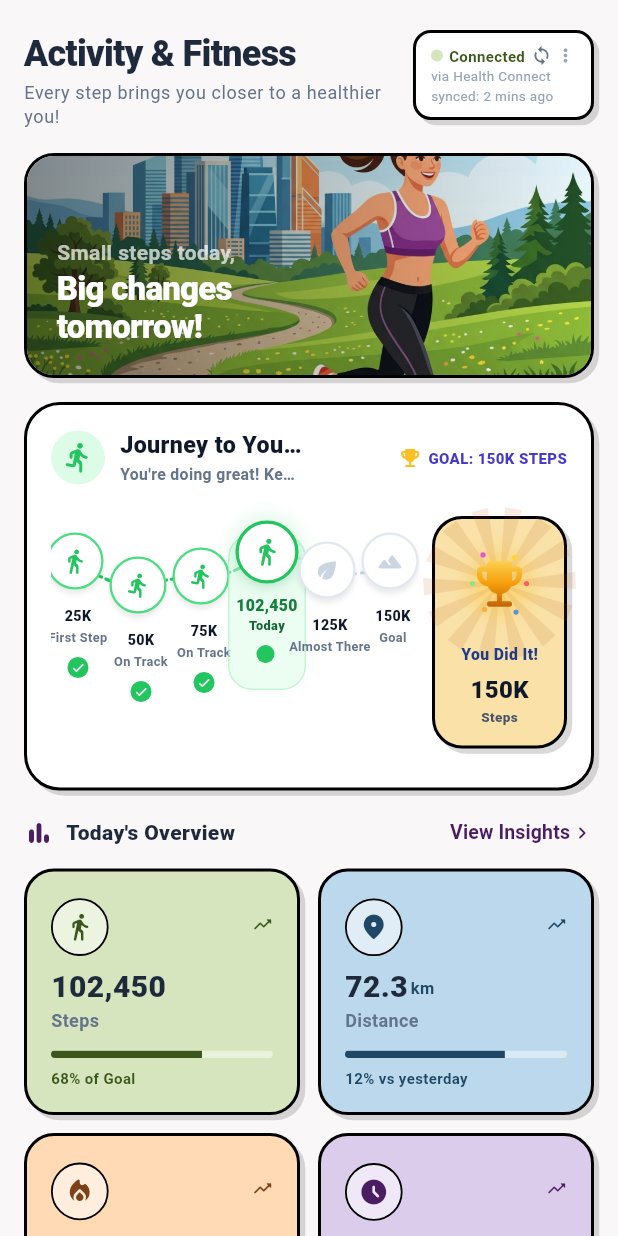
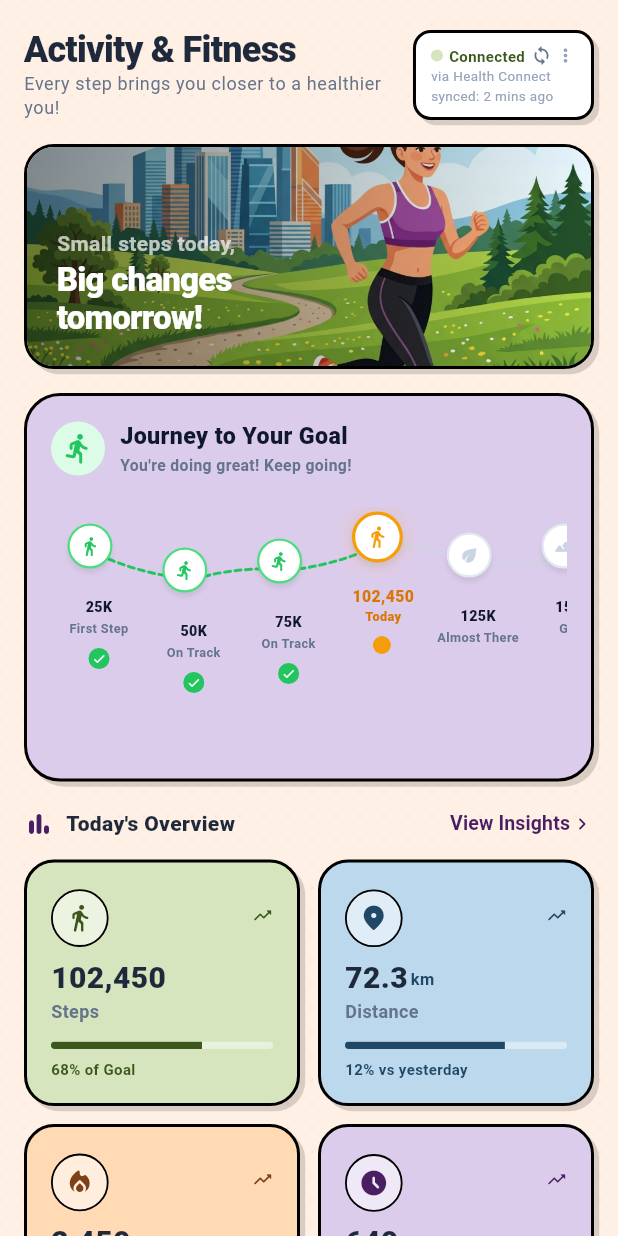
Before and after one commit to KesarPP/DPPHealis, a Flutter app: the ActivityFitnessScreen screen opened directly, on a phone screen of 412 x 824 dp. Run offline on Flutter 3.47's test engine with Material 3 defaults, Android fonts, the phone set to English and light mode, and no system bars; our stand-ins replace font_awesome_flutter, local_auth.

Commit message:
UI Refinements: Added Gelato theme pastels, dotted backgrounds, and golden milestone for the today node

```diff
--- a/lib/screens/activity_fitness_screen.dart
+++ b/lib/screens/activity_fitness_screen.dart
@@ -28,9 +28,16 @@ class _ActivityFitnessScreenState extends State<ActivityFitnessScreen> {
   @override
   Widget build(BuildContext context) {
     return Scaffold(
-      backgroundColor: GelatoTheme.bg,
+      backgroundColor: const Color(0xFFFFF0E5), // very light orange
       body: SafeArea(
-        child: CustomScrollView(
+        child: Stack(
+          children: [
+            Positioned.fill(
+              child: CustomPaint(
+                painter: _DotsPainter(color: Colors.black87.withValues(alpha: 0.04)),
+              ),
+            ),
+            CustomScrollView(
               controller: _scrollController,
               physics: const BouncingScrollPhysics(),
               slivers: [
@@ -171,7 +178,31 @@ class _ActivityFitnessScreenState extends State<ActivityFitnessScreen> {
                 const SliverPadding(padding: EdgeInsets.only(bottom: 96)),
               ],
             ),
+          ],
+        ),
       ),
     );
   }
 }
+
+class _DotsPainter extends CustomPainter {
+  final Color color;
+  const _DotsPainter({required this.color});
+
+  @override
+  void paint(Canvas canvas, Size size) {
+    const double gridSize = 16.0;
+    final dotPaint = Paint()
+      ..color = color
+      ..style = PaintingStyle.fill;
+
+    for (double x = 0; x <= size.width; x += gridSize) {
+      for (double y = 0; y <= size.height; y += gridSize) {
+        canvas.drawCircle(Offset(x, y), 1.0, dotPaint);
+      }
+    }
+  }
+
+  @override
+  bool shouldRepaint(covariant _DotsPainter oldDelegate) => oldDelegate.color != color;
+}
--- a/lib/screens/food_tracking_screen.dart
+++ b/lib/screens/food_tracking_screen.dart
@@ -10,7 +10,7 @@ class FoodTrackingScreen extends StatelessWidget {
   @override
   Widget build(BuildContext context) {
     return Scaffold(
-      backgroundColor: Color.lerp(GelatoTheme.green, Colors.white, 0.85),
+      backgroundColor: const Color(0xFFF2FFF7), // very light green
       body: Stack(
         children: [
           Positioned.fill(
--- a/lib/widgets/activity_header.dart
+++ b/lib/widgets/activity_header.dart
@@ -48,11 +48,13 @@ class _ActivityHeaderState extends State<ActivityHeader>
               children: [
                 Text(
                   'Activity & Fitness',
-                  style: Theme.of(context).textTheme.headlineSmall?.copyWith(
-                        fontWeight: FontWeight.w800,
-                        color: GelatoTheme.textDark,
-                        letterSpacing: -0.5,
-                      ),
+                  style: const TextStyle(
+                    fontSize: 24,
+                    fontWeight: FontWeight.w900,
+                    color: GelatoTheme.textDark,
+                    letterSpacing: -0.5,
+                    height: 1.1,
+                  ),
                 ),
                 const SizedBox(height: 2),
                 Text(
--- a/lib/widgets/goal_journey.dart
+++ b/lib/widgets/goal_journey.dart
@@ -132,7 +132,7 @@ class _GoalJourneyState extends State<GoalJourney>
       margin: const EdgeInsets.symmetric(horizontal: 16),
       padding: const EdgeInsets.all(16),
       decoration: BoxDecoration(
-        color: Colors.white,
+        color: GelatoTheme.purple,
         borderRadius: GelatoTheme.cardRadius,
         border: GelatoTheme.cardBorder,
         boxShadow: GelatoTheme.cardShadow,
@@ -195,44 +195,21 @@ class _GoalJourneyState extends State<GoalJourney>
                   ],
                 ),
               ),
-              const SizedBox(width: 8),
-              Flexible(
-                fit: FlexFit.loose,
-                child: Row(
-                  mainAxisSize: MainAxisSize.min,
-                  children: [
-                    const Icon(
-                      Icons.emoji_events_rounded,
-                      color: Color(0xFFFBBF24),
-                      size: 16,
-                    ),
-                    const SizedBox(width: 4),
-                    const Flexible(
-                      child: Text(
-                        'GOAL: 150K STEPS',
-                        style: TextStyle(
-                          fontSize: 10,
-                          fontWeight: FontWeight.w900,
-                          color: Color(0xFF4338CA), // Purple Indigo
-                        ),
-                        maxLines: 1,
-                        overflow: TextOverflow.ellipsis,
-                      ),
-                    ),
-                  ],
-                ),
-              ),
             ],
           ),
           const SizedBox(height: 20),
 
           // Milestones Path + Trophy Card Row
-          Row(
-            crossAxisAlignment: CrossAxisAlignment.start,
-            children: [
-              // Milestones Path (Left)
-              Expanded(
-                child: AnimatedBuilder(
+          SingleChildScrollView(
+            scrollDirection: Axis.horizontal,
+            physics: const BouncingScrollPhysics(),
+            child: Row(
+              crossAxisAlignment: CrossAxisAlignment.start,
+              children: [
+                // Milestones Path (Left)
+                SizedBox(
+                  width: 380,
+                  child: AnimatedBuilder(
                   animation: Listenable.merge([_progressAnim, _glowAnim]),
                   builder: (context, _) {
                     return SizedBox(
@@ -255,37 +232,20 @@ class _GoalJourneyState extends State<GoalJourney>
                           Positioned.fill(
                             child: LayoutBuilder(
                               builder: (context, constraints) {
-                                final totalWidth = constraints.maxWidth - 36;
+                                final totalWidth = constraints.maxWidth - 64;
                                 final segmentWidth = totalWidth / 5;
 
                                 return Stack(
                                   children: milestones.asMap().entries.map((entry) {
                                     final idx = entry.key;
                                     final m = entry.value;
-                                    final double posX = 18 + idx * segmentWidth;
+                                    final double posX = 32 + idx * segmentWidth;
                                     final double posY = _getYOffset(idx);
                                     final isCompleted = m.isCompleted;
 
                                     return Stack(
                                       children: [
-                                        // Today node background vertical pill highlight
-                                        if (m.isToday)
-                                          Positioned(
-                                            left: posX - 26,
-                                            top: posY - 12,
-                                            width: 52,
-                                            height: 104,
-                                            child: Container(
-                                              decoration: BoxDecoration(
-                                                color: const Color(0xFFDCFCE7).withValues(alpha: 0.55),
-                                                borderRadius: BorderRadius.circular(16),
-                                                border: Border.all(
-                                                  color: const Color(0xFF4ADE80).withValues(alpha: 0.25),
-                                                  width: 1,
-                                                ),
-                                              ),
-                                            ),
-                                          ),
+                                        // Removed Today node background vertical pill highlight
 
                                         // Node Pedestal Circle
                                         Positioned(
@@ -296,16 +256,16 @@ class _GoalJourneyState extends State<GoalJourney>
 
                                         // Values ("25K", etc.)
                                         Positioned(
-                                          left: posX - 25,
+                                          left: posX - 35,
                                           top: posY + 28,
-                                          width: 50,
+                                          width: 70,
                                           child: Text(
                                             m.displaySteps,
                                             style: TextStyle(
                                               fontSize: m.isToday ? 10.5 : 9.5,
                                               fontWeight: FontWeight.w900,
                                               color: m.isToday
-                                                  ? const Color(0xFF15803D)
+                                                  ? const Color(0xFFD97706) // Golden
                                                   : const Color(0xFF0F172A),
                                             ),
                                             textAlign: TextAlign.center,
@@ -314,9 +274,9 @@ class _GoalJourneyState extends State<GoalJourney>
 
                                         // Labels ("First Step", etc.)
                                         Positioned(
-                                          left: posX - 30,
+                                          left: posX - 40,
                                           top: posY + 43,
-                                          width: 60,
+                                          width: 80,
                                           child: Text(
                                             m.label,
                                             style: TextStyle(
@@ -325,7 +285,7 @@ class _GoalJourneyState extends State<GoalJourney>
                                                   ? FontWeight.w800
                                                   : FontWeight.w600,
                                               color: m.isToday
-                                                  ? const Color(0xFF166534)
+                                                  ? const Color(0xFFD97706) // Golden
                                                   : const Color(0xFF64748B),
                                             ),
                                             textAlign: TextAlign.center,
@@ -469,6 +429,7 @@ class _GoalJourneyState extends State<GoalJourney>
               ),
             ],
           ),
+          ),
         ],
       ),
     );
@@ -478,13 +439,13 @@ class _GoalJourneyState extends State<GoalJourney>
     if (m.isToday) {
       // Today Node: double border and bright pulsing glow
       return Container(
-        width: 42,
-        height: 42,
+        width: 34,
+        height: 34,
         decoration: BoxDecoration(
           color: Colors.white,
           shape: BoxShape.circle,
           border: Border.all(
-            color: const Color(0xFF22C55E), // Bright green
+            color: const Color(0xFFF59E0B), // Bright golden
             width: 2.2,
           ),
           boxShadow: [
@@ -494,7 +455,7 @@ class _GoalJourneyState extends State<GoalJourney>
               offset: const Offset(0, 3),
             ),
             BoxShadow(
-              color: const Color(0xFF22C55E).withValues(alpha: 0.4 * _glowAnim.value),
+              color: const Color(0xFFF59E0B).withValues(alpha: 0.4 * _glowAnim.value),
               blurRadius: 10,
               spreadRadius: 2.5,
             ),
@@ -503,8 +464,8 @@ class _GoalJourneyState extends State<GoalJourney>
         child: Center(
           child: Icon(
             m.icon,
-            color: const Color(0xFF22C55E),
-            size: 20,
+            color: const Color(0xFFF59E0B),
+            size: 16,
           ),
         ),
       );
@@ -513,8 +474,8 @@ class _GoalJourneyState extends State<GoalJourney>
     final activeColor = isCompleted ? const Color(0xFF22C55E) : const Color(0xFFCBD5E1);
 
     return Container(
-      width: 38,
-      height: 38,
+      width: 30,
+      height: 30,
       decoration: BoxDecoration(
         color: Colors.white,
         shape: BoxShape.circle,
@@ -535,7 +496,7 @@ class _GoalJourneyState extends State<GoalJourney>
         child: Icon(
           m.icon,
           color: activeColor,
-          size: 18,
+          size: 14,
         ),
       ),
     );
@@ -547,7 +508,7 @@ class _GoalJourneyState extends State<GoalJourney>
         height: 12,
         width: 12,
         decoration: const BoxDecoration(
-          color: Color(0xFF22C55E), // Green dot for today
+          color: Color(0xFFF59E0B), // Golden dot for today
           shape: BoxShape.circle,
         ),
       );
@@ -588,11 +549,11 @@ class _PathLinePainter extends CustomPainter {
 
   @override
   void paint(Canvas canvas, Size size) {
-    final double segmentWidth = (size.width - 36) / (totalCount - 1);
+    final double segmentWidth = (size.width - 64) / (totalCount - 1);
     final List<Offset> points = [];
 
     for (int i = 0; i < totalCount; i++) {
-      final double x = 18 + i * segmentWidth;
+      final double x = 32 + i * segmentWidth;
       final double y = yOffsets[i];
       points.add(Offset(x, y));
     }
```
Also changed, not shown: lib/screens/dashboard_screen.dart (+36 -5 lines), lib/screens/risk_assessment_step1_screen.dart (+12 -4 lines), lib/widgets/motivation_section.dart (+33 -23 lines). Lines whose indentation alone changed are shown as unchanged.
